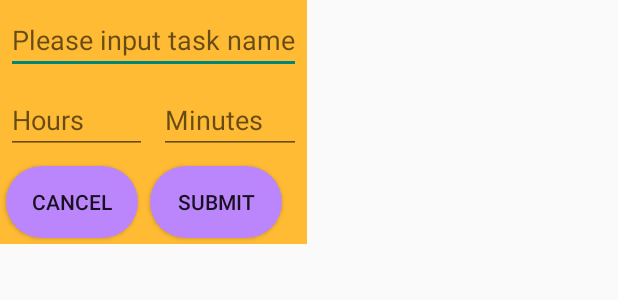
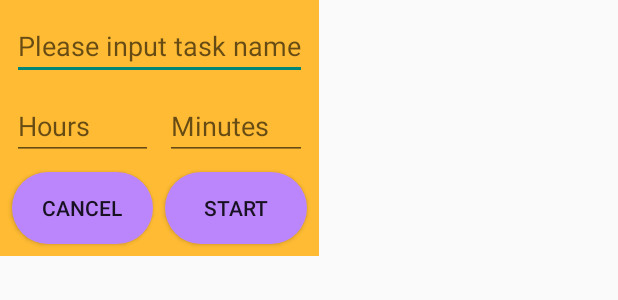
Before and after one commit to HakanEgeOzerol/B1gBr0ther, an Android app built with Jetpack Compose: the layout gesture_dialog_text_input.xml on its own in the app's theme, with its tools: preview values and no code run, on a phone screen of 412 x 824 dp. Shown: the top 300 px of the screen. Run offline under Robolectric (Android 15) with nearby library versions, the phone set to English and light mode, and no system bars.

Commit message:
Text input now accepts time of start. Going to make the task creation soon

```diff
--- a/app/src/main/java/com/b1gbr0ther/HandGesturesActivity.kt
+++ b/app/src/main/java/com/b1gbr0ther/HandGesturesActivity.kt
@@ -89,10 +89,16 @@ class HandGesturesActivity : ComponentActivity() {
 
         val textInput = dialog.findViewById<EditText>(R.id.TaskInput)
         val cancelButton = dialog.findViewById<Button>(R.id.Cancel)
-        val submitTask = dialog.findViewById<Button>(R.id.SubmitTask)
+        val startTracking = dialog.findViewById<Button>(R.id.SubmitTask)
+        val hours = dialog.findViewById<EditText>(R.id.HourInput)
+        val minutes = dialog.findViewById<EditText>(R.id.MinuteInput)
 
-        submitTask.setOnClickListener{
-//            var textInput = textInput.text.toString()
+        startTracking.setOnClickListener{
+            var name = textInput.text.toString()
+            var hoursSubmitted = hours.text.toString()
+            var minutesSubmitted = minutes.text.toString()
+
+
 //            Do something with the input text
             isDialogShown = false
             dialog.dismiss()
--- a/app/src/main/res/layout/gesture_dialog_text_input.xml
+++ b/app/src/main/res/layout/gesture_dialog_text_input.xml
@@ -2,7 +2,8 @@
     android:orientation="vertical"
     android:layout_width="wrap_content"
     android:layout_height="wrap_content"
-    android:background="#FFFFBB33">
+    android:background="#FFFFBB33"
+    android:padding="4dp">
 
     <EditText
         android:id="@+id/TaskInput"
@@ -43,23 +44,29 @@
 
     <LinearLayout
         android:layout_width="match_parent"
-        android:layout_height="wrap_content">
+        android:layout_height="wrap_content"
+        android:weightSum="2">
 
         <Button
             android:id="@+id/Cancel"
-            android:layout_width="wrap_content"
-            android:layout_height="match_parent"
+            android:layout_width="0dp"
+            android:layout_height="wrap_content"
             android:background="@drawable/rounded_corners"
             android:layout_margin="4dp"
+            android:layout_weight="1"
+            android:textAlignment="center"
             android:text="Cancel">
         </Button>
         <Button
             android:id="@+id/SubmitTask"
-            android:layout_width="wrap_content"
-            android:layout_height="match_parent"
+            android:layout_width="0dp"
+            android:layout_height="wrap_content"
             android:background="@drawable/rounded_corners"
+            android:padding="4dp"
             android:layout_margin="4dp"
-            android:text="Submit">
+            android:layout_weight="1"
+            android:textAlignment="center"
+            android:text="Start">
         </Button>
     </LinearLayout>
 </LinearLayout>
```
